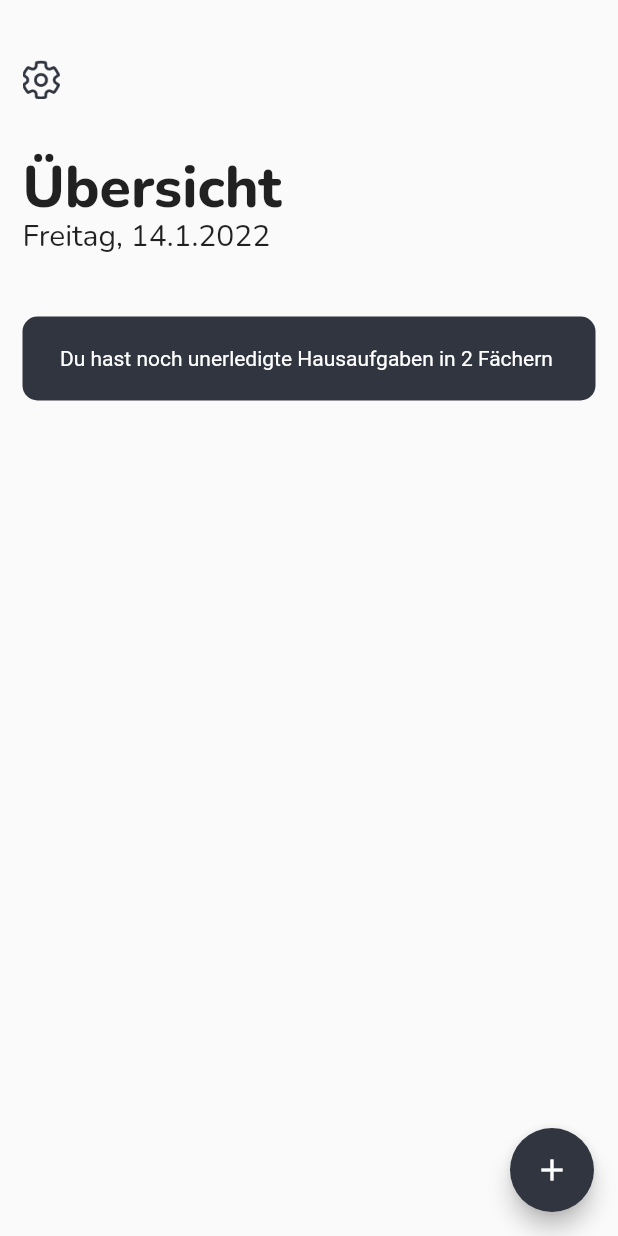
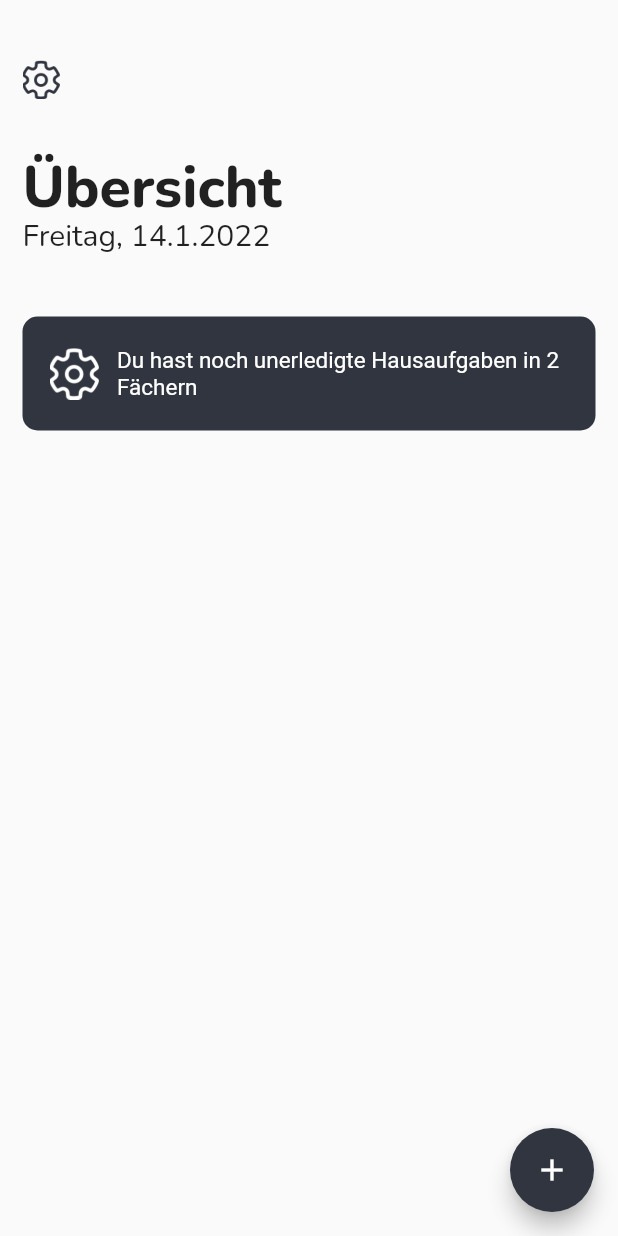
Before and after one commit to brainHausaufgaben/app, a Flutter app: the screen it shows after launch, on a phone screen of 412 x 824 dp. Run offline on Flutter 3.47's test engine with Material 2 defaults, Android fonts, the phone set to English and light mode, and no system bars.

Commit message:
Seiten sind jetzt noch allgemeiner und das template kann wirklich wieder verwendet werden. Außerdem neue ordner struktur aber ich weis nicht ob das auch commited wird

```diff
--- /dev/null
+++ b/lib/Components/warning_box.dart
@@ -0,0 +1,42 @@
+import 'package:flutter/material.dart';
+import '../utilities.dart';
+
+class WarningBox extends StatelessWidget {
+  String text = "empty";
+  var icons = {'icons/settingsButtonIcon.png', 'icons/settingsButtonIcon.png'};
+  int iconIndex = 0;
+
+  WarningBox({
+    Key? key,
+    required this.text,
+    required this.iconIndex,
+  }) : super(key: key);
+
+  @override
+  Widget build(BuildContext context) {
+    return Padding(
+        padding: const EdgeInsets.only(bottom: 20),
+        child: Container(
+          decoration: BoxDecoration(
+              color: AppTheme.mainColor,
+              borderRadius: AppTheme.borderRadius
+          ),
+          padding: const EdgeInsets.symmetric(vertical: 20, horizontal: 18),
+          child: Row(
+              children: [
+                Padding(
+                  padding: const EdgeInsets.only(right: 12) ,
+                  child: Image.asset(icons.elementAt(iconIndex), scale: 3, color: AppTheme.mainTextColor),
+                ),
+                Flexible(
+                    child: Text(
+                      text,
+                      style: TextStyle(color: AppTheme.mainTextColor, fontSize: 15),
+                    )
+                )
+              ]
+          ),
+        )
+    );
+  }
+}
--- /dev/null
+++ b/lib/Pages/home_page.dart
@@ -0,0 +1,18 @@
+import 'package:flutter/material.dart';
+import 'page_template.dart';
+import '../Components/warning_box.dart';
+
+class HomePage extends StatelessWidget {
+  const HomePage({Key? key}) : super(key: key);
+
+  @override
+  Widget build(BuildContext context) {
+    return PageTemplate(
+        title: 'Übersicht',
+        child: WarningBox(
+            text: "Du hast noch unerledigte Hausaufgaben in 2 Fächern",
+            iconIndex: 0
+        )
+    );
+  }
+}
--- a/lib/page_template.dart
+++ b/lib/Pages/page_template.dart
@@ -1,16 +1,15 @@
 import 'package:flutter/material.dart';
-import 'warning_box.dart';
 
-// Ich versteh nicht wie ich da ein widget rein geb und das unten anfüge also ist das fürs erste nicht so
-class HomePage extends StatefulWidget {
-  const HomePage({Key? key, required this.title}) : super(key: key);
+class PageTemplate extends StatefulWidget {
+  const PageTemplate({Key? key, required this.title, required this.child}) : super(key: key);
+  final Widget child;
   final String title;
 
   @override
-  State<HomePage> createState() => _HomePageState();
+  State<PageTemplate> createState() => _PageTemplateState();
 }
 
-class _HomePageState extends State<HomePage> {
+class _PageTemplateState extends State<PageTemplate> {
   int _counter = 0;
 
   void _incrementCounter() {
@@ -60,24 +59,24 @@ class _HomePageState extends State<HomePage> {
               child: Column(
                 crossAxisAlignment: CrossAxisAlignment.start,
                 children: <Widget> [
-                  const Text(
-                    "Übersicht",
-                    style: TextStyle(fontFamily: "Nunito",fontWeight: FontWeight.w800,fontSize:38, height: 0.6 ),
+                  Text(
+                    widget.title,
+                    style: const TextStyle(fontFamily: "Nunito", fontWeight: FontWeight.w800, fontSize:38, height: 0.6),
                   ),
                   Text(
                     getDateString(),
-                    style: const TextStyle(fontFamily: "Nunito",fontWeight: FontWeight.w400,fontSize:20 ),
+                    style: const TextStyle(fontFamily: "Nunito", fontWeight: FontWeight.w400, fontSize:20),
                   )
                 ],
               ),
             ),
-            const WarningBox()
+            widget.child
           ],
         ),
       ),
       floatingActionButton: FloatingActionButton(
         onPressed: _incrementCounter,
-        tooltip: 'add',
+        tooltip: 'Add',
         child: const Icon(Icons.add),
       ),
     );
--- a/lib/main.dart
+++ b/lib/main.dart
@@ -1,7 +1,6 @@
-import 'package:flutter/cupertino.dart';
 import 'package:flutter/material.dart';
-import 'page_template.dart';
 import 'utilities.dart';
+import 'Pages/home_page.dart';
 
 void main() {
   runApp(const MyApp());
@@ -15,9 +14,9 @@ class MyApp extends StatelessWidget {
     return MaterialApp(
       title: 'Brain Hausaufgabenheft',
       theme: ThemeData(
-        primarySwatch: createMaterialColor(AppTheme.mainColor),
+        primarySwatch: AppTheme.swatch,
       ),
-      home: const HomePage(title: 'Brain App'),
+      home: const HomePage(),
     );
   }
 }
--- a/lib/utilities.dart
+++ b/lib/utilities.dart
@@ -9,7 +9,7 @@ MaterialColor createMaterialColor(Color color) {
   for (int i = 1; i < 10; i++) {
     strengths.add(0.1 * i);
   }
-  strengths.forEach((strength) {
+  for (var strength in strengths) {
     final double ds = 0.5 - strength;
     swatch[(strength * 1000).round()] = Color.fromRGBO(
       r + ((ds < 0 ? r : (255 - r)) * ds).round(),
@@ -17,7 +17,7 @@ MaterialColor createMaterialColor(Color color) {
       b + ((ds < 0 ? b : (255 - b)) * ds).round(),
       1,
     );
-  });
+  }
   return MaterialColor(color.value, swatch);
 }
 
@@ -25,4 +25,5 @@ class AppTheme {
   static Color mainColor = const Color(0xFF303540);
   static Color mainTextColor = const Color(0xFFFFFFFF);
   static BorderRadius borderRadius = BorderRadius.circular(10);
+  static MaterialColor swatch = createMaterialColor(mainColor);
 }
--- a/lib/warning_box.dart
+++ /dev/null
@@ -1,30 +0,0 @@
-import 'package:flutter/material.dart';
-import 'utilities.dart';
-
-class WarningBox extends StatelessWidget {
-  const WarningBox({Key? key}) : super(key: key);
-
-  @override
-  Widget build(BuildContext context) {
-    return Padding(
-      padding: const EdgeInsets.only(bottom: 20),
-      child: Container(
-        decoration: BoxDecoration(
-            color: AppTheme.mainColor,
-            borderRadius: AppTheme.borderRadius
-        ),
-        padding: const EdgeInsets.symmetric(vertical: 20, horizontal: 25),
-        child: Row(
-            children: [
-              Flexible(
-                child: Text(
-                  "Du hast noch unerledigte Hausaufgaben in 2 Fächern",
-                  style: TextStyle(color: AppTheme.mainTextColor),
-                )
-              )
-            ]
-        ),
-      )
-    );
-  }
-}
```
